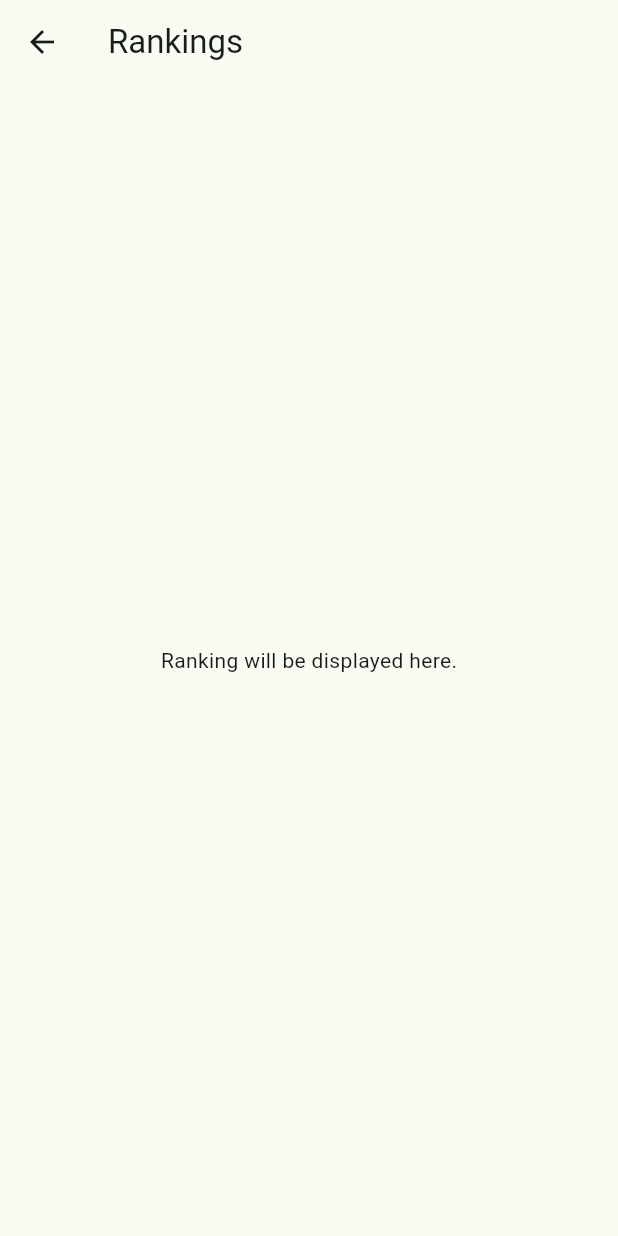
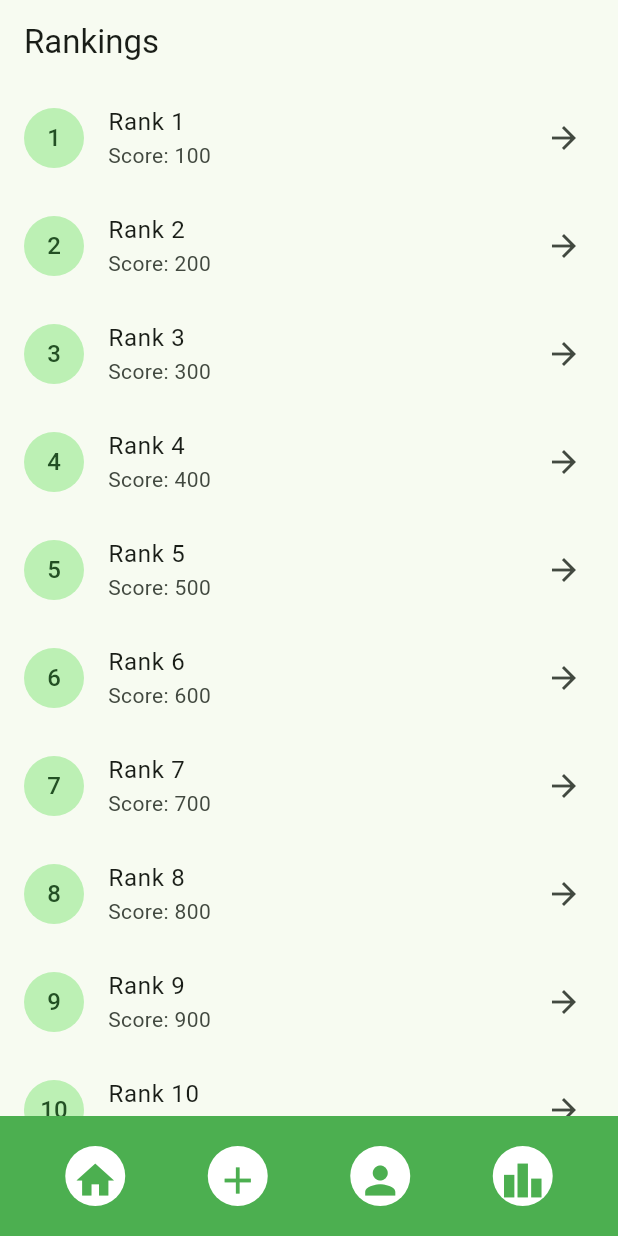
Before and after one commit to GoncaloMatias1/ES_Project2, a Flutter app: the RankingPage screen opened directly, on a phone screen of 412 x 824 dp. Run offline on Flutter 3.47's test engine with Material 3 defaults, Android fonts, the phone set to English and light mode, and no system bars; our stand-ins replace cloud_firestore, firebase_auth, firebase_core, geolocator, google_maps_flutter, shared_preferences; accounts and stored records are empty.

Commit message:
ranking page created

```diff
--- a/es_application_1/lib/ranking_page.dart
+++ b/es_application_1/lib/ranking_page.dart
@@ -1,4 +1,7 @@
+import 'package:es_application_1/profile_page.dart';
 import 'package:flutter/material.dart';
+import 'create_post/create_post.dart';
+import 'main_page.dart';
 
 class RankingPage extends StatelessWidget {
   @override
@@ -7,8 +10,124 @@ class RankingPage extends StatelessWidget {
       appBar: AppBar(
         title: Text('Rankings'),
       ),
-      body: Center(
-        child: Text('Ranking will be displayed here.'),
+      body: ListView.builder(
+        itemCount: 10,
+        itemBuilder: (BuildContext context, int index) {
+          final ranking = 'Rank ${index + 1}';
+          final score = (index + 1) * 100;
+
+          return ListTile(
+            leading: CircleAvatar(
+              child: Text((index + 1).toString()),
+            ),
+            title: Text(ranking),
+            subtitle: Text('Score: $score'),
+            trailing: Icon(Icons.arrow_forward),
+            onTap: () {
+            },
+          );
+        },
+      ),
+      bottomNavigationBar: BottomAppBar(
+        color: Colors.green,
+        child: Row(
+          mainAxisAlignment: MainAxisAlignment.spaceAround,
+          children: <Widget>[
+            Padding(
+              padding: const EdgeInsets.all(8.0),
+              child: InkWell(
+                onTap: () {
+                  Navigator.pushReplacement(
+                    context,
+                    MaterialPageRoute(builder: (context) => MainPage()),
+                  );
+                },
+                child: Container(
+                  padding: const EdgeInsets.all(8.0),
+                  decoration: BoxDecoration(
+                    shape: BoxShape.circle,
+                    color: Colors.white,
+                  ),
+                  child: Icon(
+                    Icons.home,
+                    color: Colors.green,
+                    size: 30.0,
+                  ),
+                ),
+              ),
+            ),
+            Padding(
+              padding: const EdgeInsets.all(8.0),
+              child: InkWell(
+                onTap: () {
+                  Navigator.push(
+                    context,
+                    MaterialPageRoute(builder: (context) => CreatePostScreen()),
+                  );
+                },
+                child: Container(
+                  padding: const EdgeInsets.all(8.0),
+                  decoration: BoxDecoration(
+                    shape: BoxShape.circle,
+                    color: Colors.white,
+                  ),
+                  child: Icon(
+                    Icons.add,
+                    color: Colors.green,
+                    size: 30.0,
+                  ),
+                ),
+              ),
+            ),
+            Padding(
+              padding: const EdgeInsets.all(8.0),
+              child: InkWell(
+                onTap: () {
+                  Navigator.pushReplacement(
+                    context,
+                    MaterialPageRoute(builder: (context) => ProfileScreen()),
+                  );
+                },
+                child: Container(
+                  padding: const EdgeInsets.all(8.0),
+                  decoration: BoxDecoration(
+                    shape: BoxShape.circle,
+                    color: Colors.white,
+                  ),
+                  child: Icon(
+                    Icons.person,
+                    color: Colors.green,
+                    size: 30.0,
+                  ),
+                ),
+              ),
+            ),
+            if (ModalRoute.of(context)!.settings.name != '/ranking')
+              Padding(
+                padding: const EdgeInsets.all(8.0),
+                child: InkWell(
+                  onTap: () {
+                    Navigator.pushReplacement(
+                      context,
+                      MaterialPageRoute(builder: (context) => RankingPage()),
+                    );
+                  },
+                  child: Container(
+                    padding: const EdgeInsets.all(8.0),
+                    decoration: BoxDecoration(
+                      shape: BoxShape.circle,
+                      color: Colors.white,
+                    ),
+                    child: Icon(
+                      Icons.leaderboard,
+                      color: Colors.green,
+                      size: 30.0,
+                    ),
+                  ),
+                ),
+              ),
+          ],
+        ),
       ),
     );
   }
```
Also changed, not shown: es_application_1/lib/main_page.dart (+25 -1 lines).
